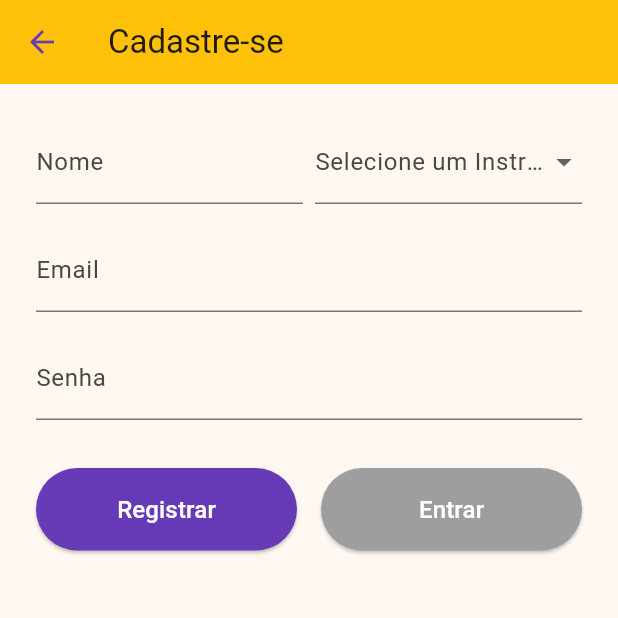
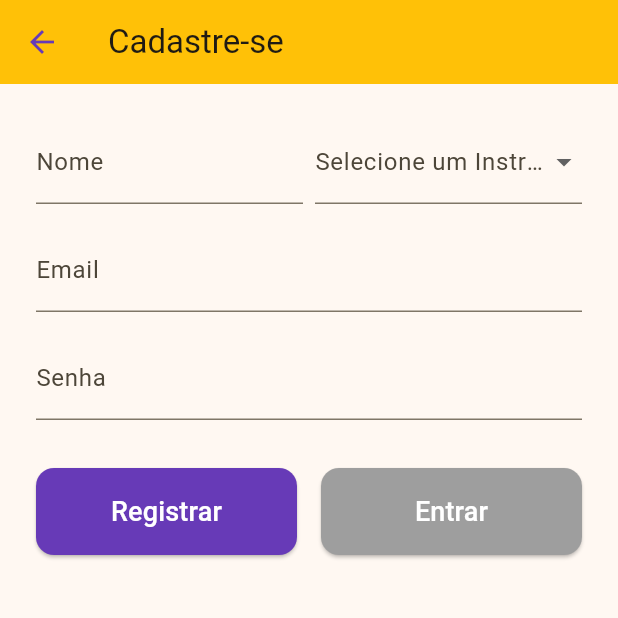
Before and after one commit to MViniciusCoffe/Mellodica, a Flutter app: the RegisterView screen opened directly, after a tap on "Registrar", after a tap on "Entrar", after a tap on "Registre-se", on a phone screen of 412 x 824 dp, the top half of it. Run offline on Flutter 3.47's test engine with Material 3 defaults, Android fonts, the phone set to English and light mode, and no system bars.

Commit message:
chore: standardize buttons from login, register and welcome views

```diff
--- a/lib/views/login_view.dart
+++ b/lib/views/login_view.dart
@@ -60,7 +60,7 @@ class _LoginViewState extends State<LoginView> {
                         ),
                         child: const Text(
                           'Entrar',
-                          style: TextStyle(fontSize: 16, color: Colors.white),
+                          style: TextStyle(fontSize: 18, color: Colors.white),
                         ),
                       ),
                     ),
@@ -80,7 +80,7 @@ class _LoginViewState extends State<LoginView> {
                         ),
                         child: const Text(
                           'Registre-se',
-                          style: TextStyle(fontSize: 16, color: Colors.white),
+                          style: TextStyle(fontSize: 18, color: Colors.white),
                         ),
                       ),
                     ),
--- a/lib/views/register_view.dart
+++ b/lib/views/register_view.dart
@@ -91,11 +91,14 @@ class _RegisterViewState extends State<RegisterView> {
                             horizontal: 40,
                             vertical: 16,
                           ),
+                          shape: RoundedRectangleBorder(
+                            borderRadius: BorderRadius.circular(12),
+                          ),
                           backgroundColor: Colors.deepPurple,
                         ),
                         child: const Text(
                           'Registrar',
-                          style: TextStyle(fontSize: 16, color: Colors.white),
+                          style: TextStyle(fontSize: 18, color: Colors.white),
                         ),
                       ),
                     ),
@@ -108,11 +111,14 @@ class _RegisterViewState extends State<RegisterView> {
                             horizontal: 40,
                             vertical: 16,
                           ),
+                          shape: RoundedRectangleBorder(
+                            borderRadius: BorderRadius.circular(12),
+                          ),
                           backgroundColor: Colors.grey[500],
                         ),
                         child: const Text(
                           'Entrar',
-                          style: TextStyle(fontSize: 16, color: Colors.white),
+                          style: TextStyle(fontSize: 18, color: Colors.white),
                         ),
                       ),
                     ),
--- a/lib/views/welcome_view.dart
+++ b/lib/views/welcome_view.dart
@@ -68,7 +68,7 @@ class WelcomeView extends StatelessWidget {
   Widget _buildLoginButton(BuildContext context) => ElevatedButton(
     onPressed: () => _controller.goToLogin(context),
     style: ElevatedButton.styleFrom(
-      backgroundColor: Colors.grey[600],
+      backgroundColor: Colors.grey[500],
       padding: const EdgeInsets.symmetric(horizontal: 40, vertical: 16),
       shape: RoundedRectangleBorder(borderRadius: BorderRadius.circular(12)),
       fixedSize: const Size(175, 50),
```
